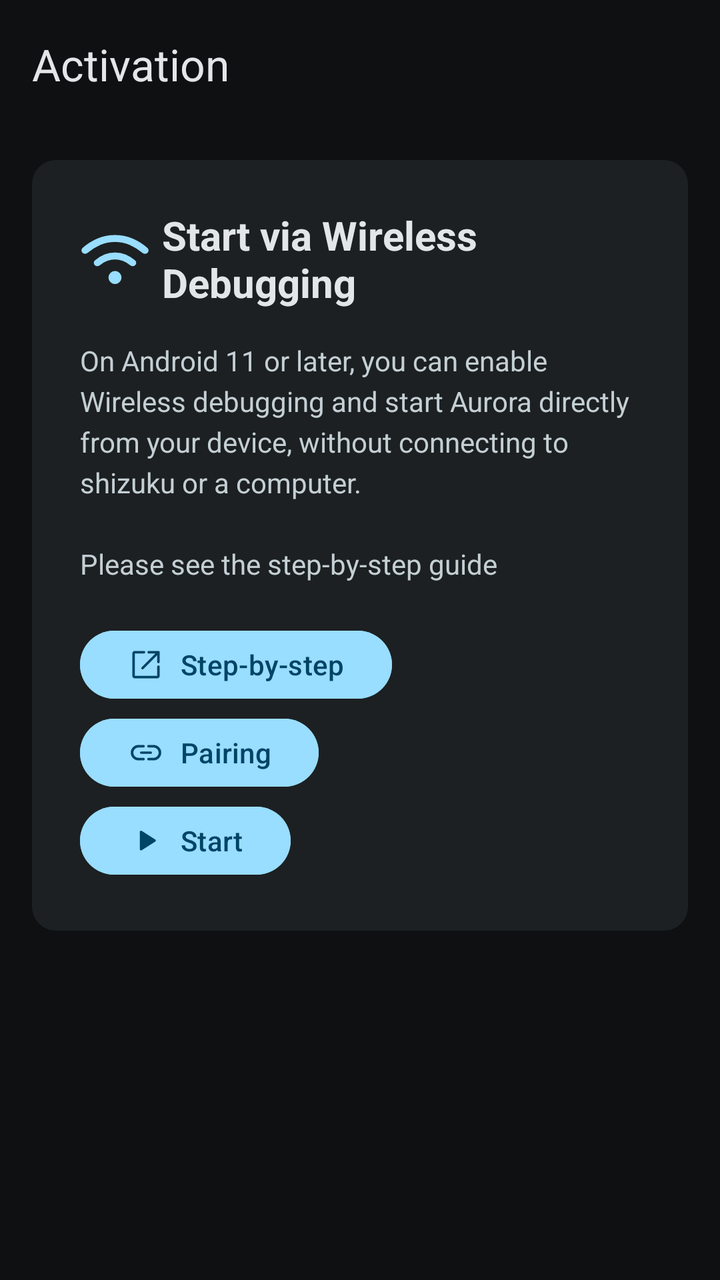
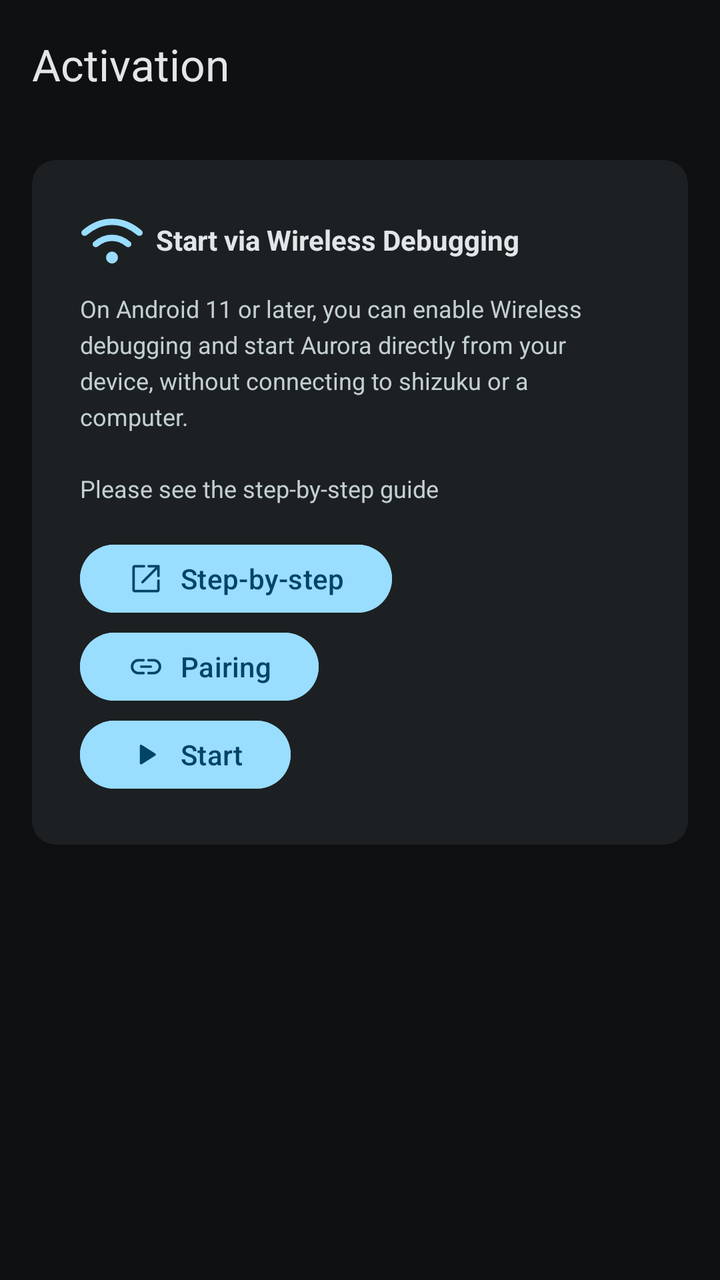

An Android layout rendered at two revisions. The XML below is the earlier revision; the diff shows what the commit changed to produce the second picture.
<!-- AndroidManifest.xml: application theme Base.Theme.Aurora -->
<!-- res/layout/connected.xml -->
<?xml version="1.0" encoding="utf-8"?>
<LinearLayout
    xmlns:android="http://schemas.android.com/apk/res/android"
    xmlns:app="http://schemas.android.com/apk/res-auto"
    android:layout_width="match_parent"
    android:layout_height="match_parent"
    android:orientation="vertical"
    android:background="@color/surface">
    
    <androidx.appcompat.widget.Toolbar
        android:id="@+id/toolbar"
        android:layout_width="match_parent"
        android:layout_height="?attr/actionBarSize"
        app:title="@string/title_toolbar_connected"
        app:titleTextColor="@color/onSurface"
        app:titleMarginStart="@dimen/main_margin_toolbar"
        app:navigationIconTint="@color/onSurface"
        app:contentInsetStartWithNavigation="0dp" />
    
    <androidx.core.widget.NestedScrollView
        android:layout_width="match_parent"
        android:layout_height="match_parent">
        
        <LinearLayout
            android:layout_width="match_parent"
            android:layout_height="wrap_content"
            android:orientation="vertical"
            android:padding="@dimen/pedding_16dp">
            
            
            <LinearLayout
                android:layout_width="match_parent"
                android:layout_height="wrap_content"
                android:orientation="vertical"
                android:padding="24dp"
                android:background="@drawable/bg_card_rounded">
                
                <LinearLayout
                    android:layout_width="match_parent"
                    android:layout_height="wrap_content"
                    android:orientation="horizontal"
                    android:gravity="center_vertical"
                    android:layout_marginBottom="16dp">
                    <ImageView
                        android:layout_width="35dp"
                        android:layout_height="35dp"
                        android:src="@drawable/ic_wifi"
                        android:contentDescription="@null"
                        android:tint="@color/primary" />
                    <TextView
                        android:layout_width="match_parent"
                        android:layout_height="wrap_content"
                        android:text="@string/title_wareless_connected"
                        android:textSize="@dimen/size_text_20sp"
                        android:textStyle="bold"
                        android:textColor="@color/onSurface"
                        android:layout_marginStart="6dp" />
                </LinearLayout>
                
                <TextView
                    android:layout_width="match_parent"
                    android:layout_height="wrap_content"
                    android:text="@string/title_dec_wareless_connected"
                    android:textSize="@dimen/radius_14sp"
                    android:textColor="@color/onSurfaceVariant"
                    android:lineSpacingExtra="4dp" />
                
                
                <LinearLayout
                    android:layout_width="match_parent"
                    android:layout_height="wrap_content"
                    android:orientation="vertical"
                    android:layout_marginTop="20dp">
                    
                    <com.google.android.material.button.MaterialButton
                        style="@style/Base.Theme.AuroraButton"
                        android:id="@+id/btn_instruksi"
                        android:layout_width="wrap_content"
                        android:layout_height="42dp"
                        android:text="Step-by-step"
                        android:layout_marginBottom="2dp"
                        app:icon="@drawable/ic_open" />
                    
                    <com.google.android.material.button.MaterialButton
                        style="@style/Base.Theme.AuroraButton"
                        android:id="@+id/btn_pairing"
                        android:layout_width="wrap_content"
                        android:layout_height="42dp"
                        android:text="Pairing"
                        android:layout_marginBottom="2dp"
                        app:icon="@drawable/ic_link" />
                    
                    <com.google.android.material.button.MaterialButton
                        style="@style/Base.Theme.AuroraButton"
                        android:id="@+id/btn_start"
                        android:layout_width="wrap_content"
                        android:layout_height="42dp"
                        android:text="Start"
                        app:icon="@drawable/ic_play" />
                </LinearLayout>
            </LinearLayout>
        </LinearLayout>
    </androidx.core.widget.NestedScrollView>
</LinearLayout>
<!-- resources referenced by this layout -->
<resources>
  <color name="onSurface">#FFE3E6E8</color>
  <color name="onSurfaceVariant">#C4CFD4</color>
  <color name="primary">#99DDFF</color>
  <color name="surface">#FF0E1011</color>
  <dimen name="main_margin_toolbar">2dp</dimen>
  <dimen name="pedding_16dp">16dp</dimen>
  <dimen name="radius_14sp">14sp</dimen>
  <dimen name="size_text_20sp">20sp</dimen>
  <!-- drawable bg_card_rounded (drawable) -->
  <?xml version="1.0" encoding="utf-8"?>
  <shape xmlns:android="http://schemas.android.com/apk/res/android"
      android:shape="rectangle">
      <solid android:color="@color/surfaceContainer" />
      <corners android:radius="@dimen/radius_12dp" />
  </shape>
  <!-- drawable ic_play (drawable) -->
  <vector xmlns:android="http://schemas.android.com/apk/res/android"
      android:width="48dp"
      android:height="48dp"
      android:viewportWidth="960"
      android:viewportHeight="960"
      android:tint="?attr/colorControlNormal">
    <path
        android:fillColor="@android:color/white"
        android:pathData="M314.02,705.35L314.02,248.65Q314.02,232.74 324.23,223.54Q334.45,214.35 347.98,214.35Q352.51,214.35 357.14,215.47Q361.76,216.59 366.45,219.05L725.74,448.65Q733.58,454.13 737.61,461.09Q741.65,468.04 741.65,477Q741.65,485.96 737.61,492.91Q733.58,499.87 725.74,505.35L366.45,734.95Q361.76,737.41 357.13,738.41Q352.5,739.41 347.97,739.41Q334.41,739.41 324.22,730.39Q314.02,721.37 314.02,705.35Z"/>
  </vector>
  <string name="title_dec_wareless_connected">On Android 11 or later, you can enable Wireless debugging and start Aurora directly from your device, without connecting to shizuku or a computer.\n\nPlease see the step-by-step guide </string>
  <string name="title_toolbar_connected">Activation</string>
  <string name="title_wareless_connected">Start via Wireless Debugging</string>
  <style name="Base.Theme.AuroraButton" parent="Widget.Material3.Button">
          <item name="android:backgroundTint">@color/primary</item>
          <item name="android:textColor">@color/onPrimary</item>
          <item name="cornerRadius">@dimen/radius_24dp</item>
          <item name="iconGravity">textStart</item>
          <item name="iconPadding">8dp</item>
          <item name="iconTint">@color/onPrimary</item>
          <item name="android:paddingStart">24dp</item>
          <item name="android:paddingEnd">24dp</item>
          <item name="android:paddingTop">2dp</item>
          <item name="android:paddingBottom">2dp</item>
      </style>
  <style name="Base.Theme.Aurora" parent="Theme.Material3.Dark.NoActionBar">
          <item name="android:windowBackground">@color/surface</item>
  
          <item name="android:statusBarColor">@android:color/transparent</item>
          <item name="android:navigationBarColor">@android:color/transparent</item>
          <item name="android:windowDrawsSystemBarBackgrounds">true</item>
  
          <item name="android:windowLightStatusBar">false</item>
          <item name="android:windowLightNavigationBar">false</item>
      </style>
  <color name="surfaceContainer">#FF1C2022</color>
  <dimen name="radius_12dp">12dp</dimen>
  <color name="onPrimary">#004466</color>
  <dimen name="radius_24dp">24dp</dimen>
  <!-- unchanged entries left out for length: 3 -->
</resources>

<!-- the commit's change to res/layout/connected.xml (unified diff, before → after) -->
@@ -40,10 +40,10 @@
                     android:layout_height="wrap_content"
                     android:orientation="horizontal"
                     android:gravity="center_vertical"
-                    android:layout_marginBottom="16dp">
+                    android:layout_marginBottom="10dp">
                     <ImageView
-                        android:layout_width="35dp"
-                        android:layout_height="35dp"
+                        android:layout_width="32dp"
+                        android:layout_height="32dp"
                         android:src="@drawable/ic_wifi"
                         android:contentDescription="@null"
                         android:tint="@color/primary" />
@@ -51,7 +51,7 @@
                         android:layout_width="match_parent"
                         android:layout_height="wrap_content"
                         android:text="@string/title_wareless_connected"
-                        android:textSize="@dimen/size_text_20sp"
+                        android:textSize="@dimen/size_text_18sp"
                         android:textStyle="bold"
                         android:textColor="@color/onSurface"
                         android:layout_marginStart="6dp" />
@@ -61,7 +61,7 @@
                     android:layout_width="match_parent"
                     android:layout_height="wrap_content"
                     android:text="@string/title_dec_wareless_connected"
-                    android:textSize="@dimen/radius_14sp"
+                    android:textSize="@dimen/radius_12sp"
                     android:textColor="@color/onSurfaceVariant"
                     android:lineSpacingExtra="4dp" />
                 
@@ -70,7 +70,7 @@
                     android:layout_width="match_parent"
                     android:layout_height="wrap_content"
                     android:orientation="vertical"
-                    android:layout_marginTop="20dp">
+                    android:layout_marginTop="16dp">
                     
                     <com.google.android.material.button.MaterialButton
                         style="@style/Base.Theme.AuroraButton"
<!-- resource entries referenced after the edit -->
@@ -6,8 +6,7 @@
   <color name="surface">#FF0E1011</color>
   <dimen name="main_margin_toolbar">2dp</dimen>
   <dimen name="pedding_16dp">16dp</dimen>
-  <dimen name="radius_14sp">14sp</dimen>
-  <dimen name="size_text_20sp">20sp</dimen>
+  <dimen name="radius_12sp">12sp</dimen>
   <!-- drawable bg_card_rounded (drawable) -->
   <?xml version="1.0" encoding="utf-8"?>
   <shape xmlns:android="http://schemas.android.com/apk/res/android"
